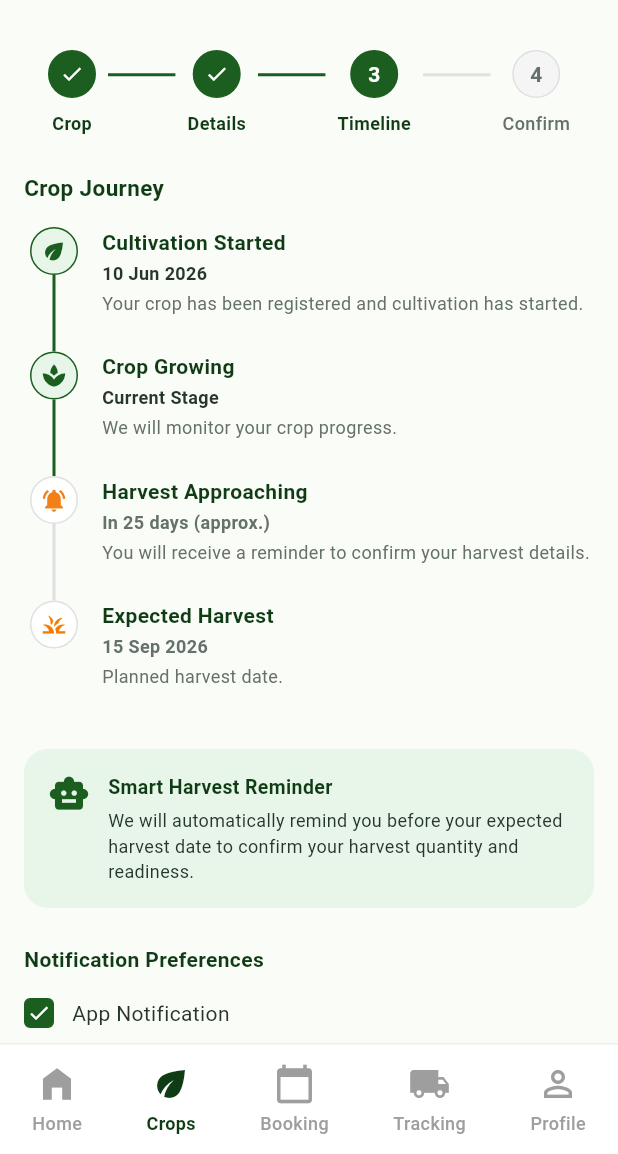
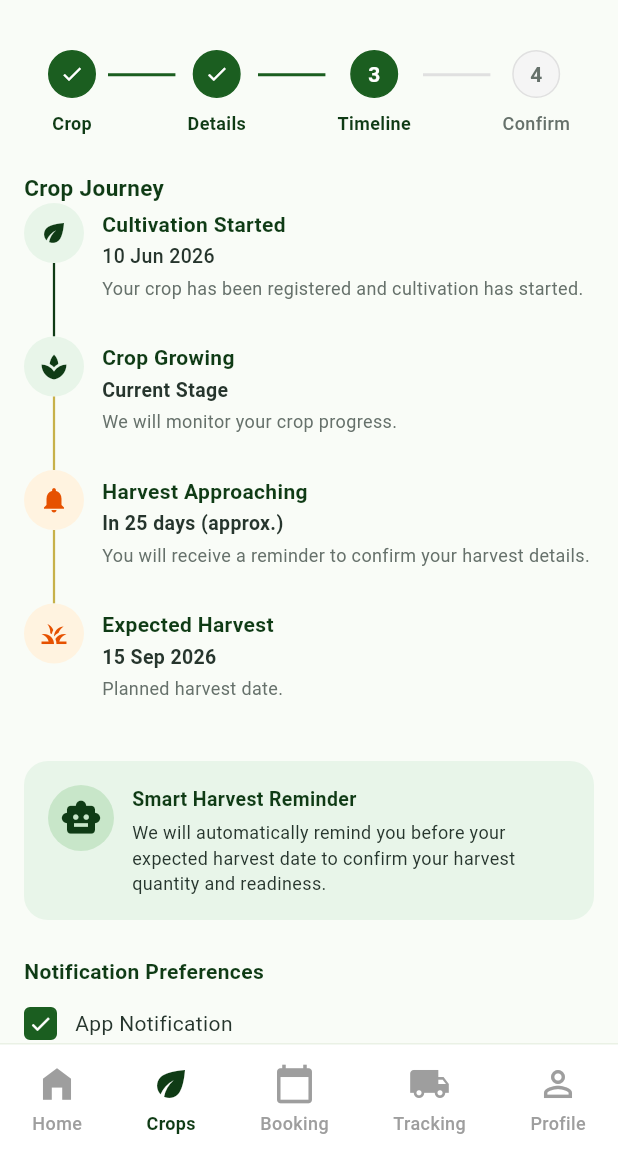
Before and after one commit to HariniShanmugam141/Abiyant-SIH, a Flutter app: the RegisterCropTimelineScreen screen opened directly with empty values, on a phone screen of 412 x 824 dp, the part 82-1236 px from its top. Run offline on Flutter 3.47's test engine with Material 3 defaults, Android fonts, the phone set to English and light mode, and no system bars.

Commit message:
style(crops): Fine-tune Step 3 Timeline styling to perfectly match design

```diff
--- a/lib/screens/register_crop_timeline_screen.dart
+++ b/lib/screens/register_crop_timeline_screen.dart
@@ -42,11 +42,10 @@ class _RegisterCropTimelineScreenState extends State<RegisterCropTimelineScreen>
                     _buildProgressIndicator(),
                     const SizedBox(height: 24),
                     const Text('Crop Journey', style: TextStyle(fontSize: 15, fontWeight: FontWeight.bold, color: _darkGreen)),
-                    const SizedBox(height: 16),
-                    _buildTimelineItem(Icons.eco, 'Cultivation Started', '10 Jun 2026', 'Your crop has been registered and cultivation has started.', isPast: true),
-                    _buildTimelineItem(Icons.spa, 'Crop Growing', 'Current Stage', 'We will monitor your crop progress.', isPast: true),
-                    _buildTimelineItem(Icons.notifications_active, 'Harvest Approaching', 'In 25 days (approx.)', 'You will receive a reminder to confirm your harvest details.', isPast: false, iconColor: const Color(0xFFF57F17)),
-                    _buildTimelineItem(Icons.grass, 'Expected Harvest', '15 Sep 2026', 'Planned harvest date.', isPast: false, isLast: true, iconColor: const Color(0xFFF57C00)),
+                    _buildTimelineItem(Icons.eco, 'Cultivation Started', '10 Jun 2026', 'Your crop has been registered and cultivation has started.', iconColor: _darkGreen, bgColor: _lightGreen, lineColor: _darkGreen, subtitleBold: false),
+                    _buildTimelineItem(Icons.spa, 'Crop Growing', 'Current Stage', 'We will monitor your crop progress.', iconColor: _darkGreen, bgColor: _lightGreen, lineColor: const Color(0xFFC7B14A), subtitleBold: true),
+                    _buildTimelineItem(Icons.notifications, 'Harvest Approaching', 'In 25 days (approx.)', 'You will receive a reminder to confirm your harvest details.', iconColor: const Color(0xFFE65100), bgColor: const Color(0xFFFFF3E0), lineColor: const Color(0xFFC7B14A), subtitleBold: true),
+                    _buildTimelineItem(Icons.grass, 'Expected Harvest', '15 Sep 2026', 'Planned harvest date.', isLast: true, iconColor: const Color(0xFFE65100), bgColor: const Color(0xFFFFF3E0), subtitleBold: true),
                     const SizedBox(height: 16),
                     _buildSmartReminderCard(),
                     const SizedBox(height: 24),
@@ -128,7 +127,7 @@ class _RegisterCropTimelineScreenState extends State<RegisterCropTimelineScreen>
     return Expanded(child: Container(margin: const EdgeInsets.only(bottom: 24, left: 8, right: 8), height: 2, color: isActive ? _primaryGreen : const Color(0xFFE0E0E0)));
   }
 
-  Widget _buildTimelineItem(IconData icon, String title, String subtitle, String desc, {required bool isPast, bool isLast = false, Color? iconColor}) {
+  Widget _buildTimelineItem(IconData icon, String title, String subtitle, String desc, {bool isLast = false, required Color iconColor, required Color bgColor, Color? lineColor, required bool subtitleBold}) {
     return IntrinsicHeight(
       child: Row(
         crossAxisAlignment: CrossAxisAlignment.stretch,
@@ -138,30 +137,29 @@ class _RegisterCropTimelineScreenState extends State<RegisterCropTimelineScreen>
             child: Column(
               children: [
                 Container(
-                  width: 32,
-                  height: 32,
+                  width: 40,
+                  height: 40,
                   decoration: BoxDecoration(
-                    color: isPast ? _lightGreen : Colors.white,
+                    color: bgColor,
                     shape: BoxShape.circle,
-                    border: Border.all(color: isPast ? _primaryGreen : const Color(0xFFE0E0E0)),
                   ),
-                  child: Icon(icon, color: iconColor ?? (isPast ? _primaryGreen : const Color(0xFF9E9E9E)), size: 18),
+                  child: Icon(icon, color: iconColor, size: 20),
                 ),
                 if (!isLast)
-                  Expanded(child: Container(width: 2, color: isPast ? _primaryGreen : const Color(0xFFE0E0E0))),
+                  Expanded(child: Container(width: 1.5, color: lineColor ?? const Color(0xFFE0E0E0))),
               ],
             ),
           ),
           const SizedBox(width: 12),
           Expanded(
             child: Padding(
-              padding: const EdgeInsets.only(bottom: 24.0),
+              padding: const EdgeInsets.only(bottom: 24.0, top: 4.0),
               child: Column(
                 crossAxisAlignment: CrossAxisAlignment.start,
                 children: [
                   Text(title, style: const TextStyle(fontSize: 14, fontWeight: FontWeight.bold, color: _darkGreen)),
                   const SizedBox(height: 2),
-                  Text(subtitle, style: TextStyle(fontSize: 12, fontWeight: FontWeight.bold, color: isPast ? _textPrimary : _textSecondary)),
+                  Text(subtitle, style: TextStyle(fontSize: 13, fontWeight: subtitleBold ? FontWeight.bold : FontWeight.w500, color: _textPrimary)),
                   const SizedBox(height: 4),
                   Text(desc, style: const TextStyle(fontSize: 12, color: _textSecondary, height: 1.3)),
                 ],
@@ -180,7 +178,11 @@ class _RegisterCropTimelineScreenState extends State<RegisterCropTimelineScreen>
       child: Row(
         crossAxisAlignment: CrossAxisAlignment.start,
         children: [
-          const Icon(Icons.smart_toy, color: _primaryGreen, size: 28),
+          Container(
+            padding: const EdgeInsets.all(8),
+            decoration: const BoxDecoration(color: Color(0xFFC8E6C9), shape: BoxShape.circle),
+            child: const Icon(Icons.smart_toy, color: _darkGreen, size: 28),
+          ),
           const SizedBox(width: 12),
           Expanded(
             child: Column(
@@ -201,16 +203,16 @@ class _RegisterCropTimelineScreenState extends State<RegisterCropTimelineScreen>
     return InkWell(
       onTap: () => onChanged(!value),
       child: Padding(
-        padding: const EdgeInsets.symmetric(vertical: 8.0),
+        padding: const EdgeInsets.symmetric(vertical: 6.0),
         child: Row(
           children: [
             Container(
-              width: 20,
-              height: 20,
+              width: 22,
+              height: 22,
               decoration: BoxDecoration(
                 color: value ? _primaryGreen : Colors.white,
                 borderRadius: BorderRadius.circular(4),
-                border: Border.all(color: value ? _primaryGreen : _borderColor),
+                border: Border.all(color: value ? _primaryGreen : _borderColor, width: 1.5),
               ),
               child: value ? const Icon(Icons.check, color: Colors.white, size: 16) : null,
             ),
```
